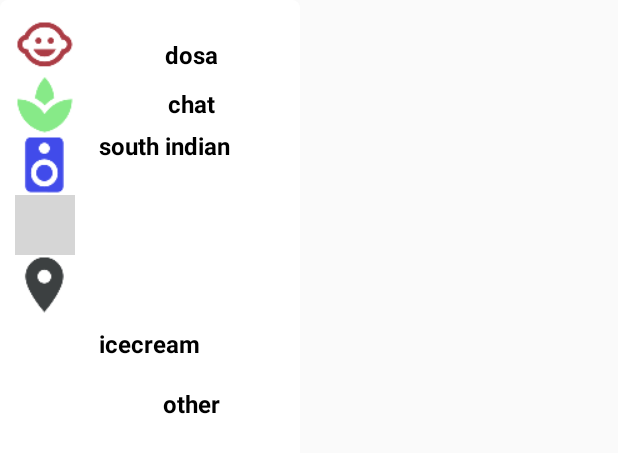
After one commit to NitinWithin/Streetoo, an Android app: the layout custom_marker_legend.xml on its own in the app's theme, with its tools: preview values and no code run, on a phone screen of 412 x 824 dp. The commit adds this screen. Shown: the top 453 px of the screen. Run offline under Robolectric (Android 15) with nearby library versions, the phone set to English and light mode, and no system bars; grey boxes are pictures that could not be loaded.

Commit message:
Marker Legend done

```diff
--- a/app/src/main/java/com/example/nitinwithin/streetoo/LoginActivity.java
+++ b/app/src/main/java/com/example/nitinwithin/streetoo/LoginActivity.java
@@ -154,8 +154,8 @@ public class LoginActivity extends AppCompatActivity implements Serializable{
         {
             if(ContextCompat.checkSelfPermission(this.getApplicationContext(),STORAGE_ACCESS_READ) == PackageManager.PERMISSION_GRANTED)
             {
-                //readUserInfo();
-                initLogin();
+                readUserInfo();
+                //initLogin();
             }
             else
             {
--- a/app/src/main/java/com/example/nitinwithin/streetoo/MapsActivity.java
+++ b/app/src/main/java/com/example/nitinwithin/streetoo/MapsActivity.java
@@ -3,6 +3,7 @@ package com.example.nitinwithin.streetoo;
 import android.Manifest;
 import android.annotation.SuppressLint;
 import android.app.Activity;
+import android.content.Context;
 import android.content.Intent;
 import android.content.pm.PackageManager;
 import android.graphics.Bitmap;
@@ -17,13 +18,18 @@ import android.support.annotation.Nullable;
 import android.support.v4.app.ActivityCompat;
 import android.support.v7.app.AppCompatActivity;
 import android.util.Log;
+import android.view.Gravity;
 import android.view.KeyEvent;
+import android.view.LayoutInflater;
 import android.view.View;
+import android.view.ViewGroup;
 import android.view.inputmethod.EditorInfo;
 import android.view.inputmethod.InputMethodManager;
 import android.widget.AdapterView;
 import android.widget.AutoCompleteTextView;
+import android.widget.Button;
 import android.widget.ImageView;
+import android.widget.PopupWindow;
 import android.widget.TextView;
 import android.widget.Toast;
 
@@ -106,6 +112,7 @@ public class MapsActivity extends AppCompatActivity implements OnMapReadyCallbac
     //widgets
     private AutoCompleteTextView mSearchText;
     private ImageView mGps;
+    private ImageView mMarkerLegend;
 
     //vars
 
@@ -122,6 +129,7 @@ public class MapsActivity extends AppCompatActivity implements OnMapReadyCallbac
         setContentView(R.layout.activity_maps);
         mSearchText =  findViewById(R.id.textinput);
         mGps =  findViewById(R.id.ic_gps);
+        mMarkerLegend = findViewById(R.id.markerLegend);
 
         //getLocationPermission();
         initMap();
@@ -169,7 +177,35 @@ public class MapsActivity extends AppCompatActivity implements OnMapReadyCallbac
             }
         });
 
+        mMarkerLegend.setOnClickListener(new View.OnClickListener() {
+            @Override
+            public void onClick(View v) {
+                initiatePopupWindow(v);
+            }
+        });
+
         hideSoftKeyboard();
+    }
+    private void initiatePopupWindow(View v) {
+        try {
+            //We need to get the instance of the LayoutInflater, use the context of this activity
+            LayoutInflater inflater = (LayoutInflater) MapsActivity.this
+                    .getSystemService(Context.LAYOUT_INFLATER_SERVICE);
+            //Inflate the view from a predefined XML layout
+            View layout = inflater.inflate(R.layout.custom_marker_legend,
+                    null);
+            // create a 300px width and 470px height PopupWindow
+            PopupWindow pw = new PopupWindow(layout, 300, 470, true);
+            // display the popup in the center
+            pw.showAtLocation(v, Gravity.CENTER, 0, 0);
+
+            //TextView mResultText = (TextView) layout.findViewById(R.id.server_status_text);
+            //Button cancelButton = (Button) layout.findViewById(R.id.end_data_send_button);
+            //cancelButton.setOnClickListener(cancel_button_click_listener);
+
+        } catch (Exception e) {
+            e.printStackTrace();
+        }
     }
 
     private void geoLocate(){
@@ -462,7 +498,8 @@ public class MapsActivity extends AppCompatActivity implements OnMapReadyCallbac
                                     }
                                     else if(item.getVendorCuisine().equalsIgnoreCase("Ice Cream"))
                                     {
-                                        Toast.makeText(MapsActivity.this, "ICE CREAM", Toast.LENGTH_SHORT).show();
+                                        //Toast.makeText(MapsActivity.this, "ICE CREAM", Toast.LENGTH_SHORT).show();
+                                        marker123.setIcon((BitmapDescriptorFactory.fromResource(R.mipmap.ic_marker_icecream)));
                                     }
                                     else
                                     {
--- a/app/src/main/res/layout/activity_maps.xml
+++ b/app/src/main/res/layout/activity_maps.xml
@@ -50,12 +50,23 @@
         android:layout_width="40dp"
         android:layout_height="40dp"
         android:layout_below="@id/relLayout1"
-        android:layout_alignParentRight="true"
-        android:layout_marginRight="10dp"
+        android:layout_alignParentEnd="true"
+        android:layout_marginEnd="10dp"
         android:layout_marginTop="10dp"
         android:scaleType="centerCrop"
         android:id="@+id/ic_gps"
         android:src="@drawable/ic_gps"/>
 
+    <ImageView
+        android:layout_width="40dp"
+        android:layout_height="40dp"
+        android:layout_below="@+id/relLayout1"
+        android:layout_alignParentStart="true"
+        android:layout_marginTop="10dp"
+        android:layout_marginStart="10dp"
+        android:scaleType="centerCrop"
+        android:id="@+id/markerLegend"
+        android:src="@drawable/ic_marker_legend"
+        />
 
 </RelativeLayout>
--- a/app/src/main/res/layout/custom_info_window.xml
+++ b/app/src/main/res/layout/custom_info_window.xml
@@ -31,14 +31,7 @@
             android:textColor="#000"
             />
 
-        <Button
-            android:layout_width="wrap_content"
-            android:layout_height="wrap_content"
-            android:id="@+id/infowindowbutton"
-            android:text="more"
-            android:ellipsize="end"
-            android:textSize="14sp"
-            android:layout_gravity="bottom"/>
+
     </LinearLayout>
 
 
--- /dev/null
+++ b/app/src/main/res/layout/custom_marker_legend.xml
@@ -0,0 +1,135 @@
+<?xml version="1.0" encoding="utf-8"?>
+<LinearLayout xmlns:android="http://schemas.android.com/apk/res/android"
+    android:layout_width="300px"
+    android:layout_height="470px"
+    android:background="@drawable/white_border"
+    android:orientation="horizontal"
+    android:padding="10dp">
+
+    <LinearLayout
+        android:layout_width="56dp"
+        android:layout_height="match_parent"
+        android:orientation="vertical">
+
+        <ImageView
+            android:id="@+id/markerdosa"
+            android:layout_width="40dp"
+            android:layout_height="40dp"
+            android:scaleType="centerCrop"
+            android:src="@drawable/ic_marker_dosa" />
+
+        <ImageView
+            android:id="@+id/markerchat"
+            android:layout_width="40dp"
+            android:layout_height="40dp"
+            android:layout_marginTop="0dp"
+            android:scaleType="centerCrop"
+            android:src="@drawable/ic_marker_chat" />
+
+        <ImageView
+            android:id="@+id/markersouthindian"
+            android:layout_width="40dp"
+            android:layout_height="40dp"
+            android:layout_marginTop="0dp"
+            android:scaleType="centerCrop"
+            android:src="@drawable/ic_marker_southindian" />
+        <ImageView
+            android:id="@+id/markericecream"
+            android:layout_width="40dp"
+            android:layout_height="40dp"
+            android:layout_marginTop="0dp"
+            android:scaleType="centerCrop"
+            android:src="@mipmap/ic_marker_icecream" />
+
+        <ImageView
+            android:id="@+id/markerother"
+            android:layout_width="40dp"
+            android:layout_height="40dp"
+            android:layout_marginTop="0dp"
+            android:scaleType="centerCrop"
+            android:src="@drawable/ic_marker" />
+
+    </LinearLayout>
+
+    <RelativeLayout
+        android:layout_width="match_parent"
+        android:layout_height="match_parent"
+        android:orientation="vertical">
+
+        <TextView
+            android:id="@+id/info_dosa"
+            android:layout_width="wrap_content"
+            android:layout_height="wrap_content"
+            android:layout_alignParentTop="true"
+            android:layout_centerHorizontal="true"
+            android:layout_gravity="center_horizontal"
+            android:layout_marginTop="15dp"
+            android:text="dosa"
+            android:textColor="#000"
+            android:textSize="16sp"
+            android:textStyle="bold" />
+
+
+        <TextView
+            android:id="@+id/infochat"
+            android:layout_width="wrap_content"
+            android:layout_height="20dp"
+            android:layout_alignParentTop="true"
+            android:layout_centerHorizontal="true"
+            android:layout_gravity="center_horizontal"
+            android:layout_marginTop="48dp"
+            android:maxLines="1"
+            android:text="chat"
+            android:textColor="#000"
+            android:textSize="16sp"
+            android:textStyle="bold" />
+
+        <TextView
+            android:id="@+id/infowindowtitle"
+            android:layout_width="wrap_content"
+            android:layout_height="wrap_content"
+            android:layout_alignParentStart="true"
+            android:layout_alignParentTop="true"
+            android:layout_gravity="center_horizontal"
+            android:layout_marginTop="76dp"
+            android:maxLines="2"
+            android:text="south indian"
+            android:textColor="#000"
+            android:textAlignment="center"
+            android:textSize="16sp"
+            android:textStyle="bold" />
+
+        <TextView
+            android:id="@+id/infowicecream"
+            android:layout_width="match_parent"
+            android:layout_height="wrap_content"
+            android:layout_alignParentBottom="true"
+            android:layout_alignParentStart="true"
+            android:layout_gravity="center_horizontal"
+            android:layout_marginBottom="63dp"
+            android:layout_weight="1"
+            android:maxLines="1"
+            android:text="icecream"
+            android:textColor="#000"
+            android:textSize="16sp"
+            android:textStyle="bold" />
+
+        <TextView
+            android:id="@+id/infoother"
+            android:layout_width="wrap_content"
+            android:layout_height="wrap_content"
+            android:layout_alignParentBottom="true"
+            android:layout_centerHorizontal="true"
+            android:layout_gravity="center_horizontal"
+            android:layout_marginBottom="23dp"
+            android:maxLines="1"
+            android:text="other"
+            android:textColor="#000"
+            android:textSize="16sp"
+            android:textStyle="bold" />
+
+
+    </RelativeLayout>
+
+
+</LinearLayout>
```
